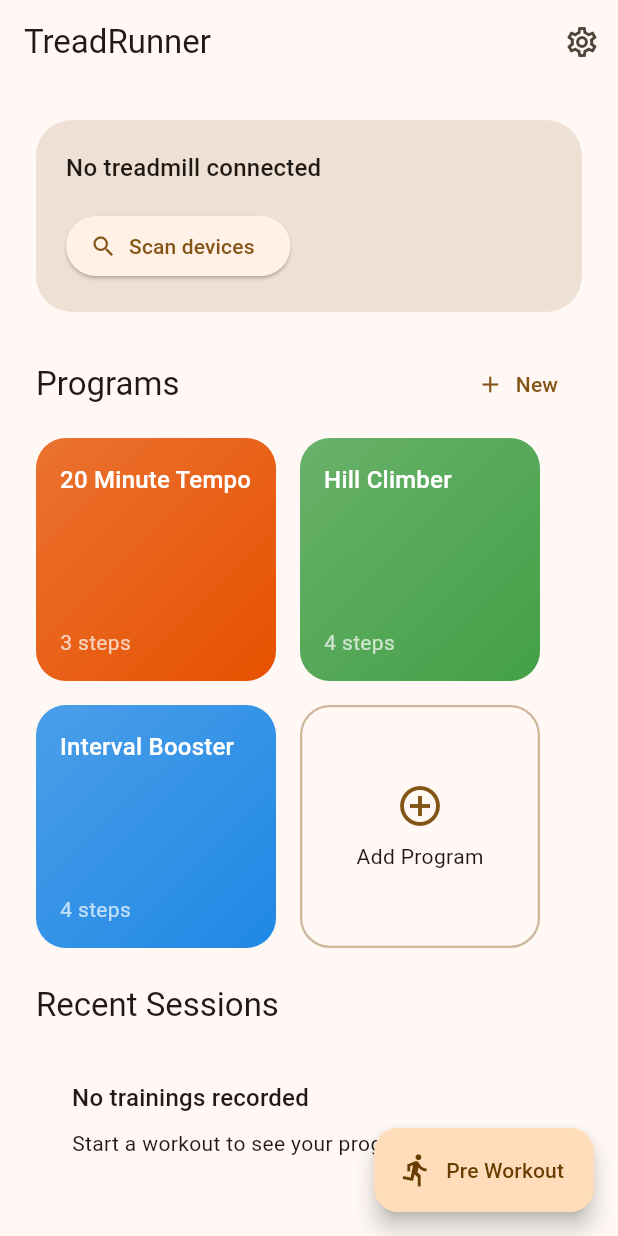
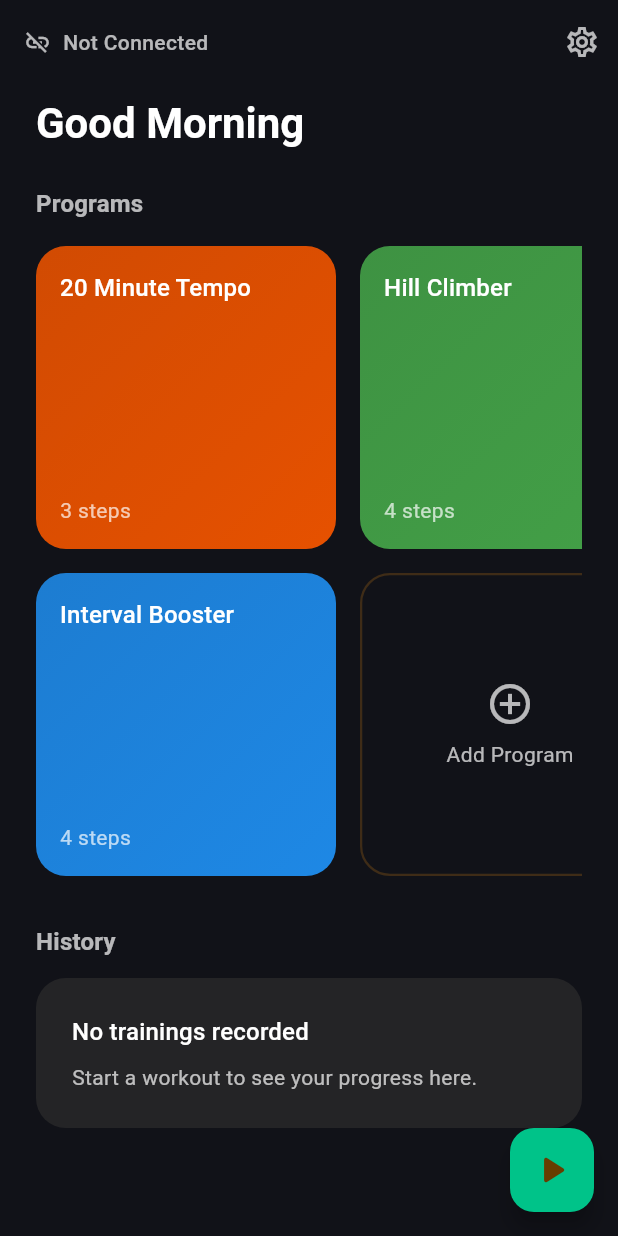
Before and after one commit to Jarkyman/tread_runner, a Flutter app: the screen it shows after launch, on a phone screen of 412 x 824 dp. Run offline on Flutter 3.47's test engine with Material 3 defaults, Android fonts, the phone set to English and light mode, and no system bars; our stand-ins replace equatable, firebase_analytics, firebase_core, flutter_bloc, isar, shared_preferences; missing offline and left inert: flutter_reactive_ble; accounts and stored records are empty; generated files the repository leaves out were written again.

Commit message:
style: added figma style

```diff
--- a/lib/features/dashboard/presentation/dashboard_screen.dart
+++ b/lib/features/dashboard/presentation/dashboard_screen.dart
@@ -32,37 +32,64 @@ class _DashboardScreenState extends State<DashboardScreen> {
 
   @override
   Widget build(BuildContext context) {
+    final theme = Theme.of(context);
     return Scaffold(
+      backgroundColor: const Color(0xFF111218),
       appBar: AppBar(
-        title: const Text('TreadRunner'),
+        backgroundColor: Colors.transparent,
+        elevation: 0,
+        leadingWidth: 180,
+        leading: const Padding(
+          padding: EdgeInsets.only(left: 16),
+          child: _ConnectionBadge(
+            style: _ConnectionBadgeStyle.compact,
+          ),
+        ),
+        titleSpacing: 0,
+        title: const SizedBox.shrink(),
         actions: [
           IconButton(
             icon: const Icon(Icons.settings_outlined),
+            color: Colors.white70,
             onPressed: () {
               Navigator.of(context).pushNamed(SettingsScreen.routeName);
             },
           ),
         ],
       ),
-      floatingActionButton: FloatingActionButton.extended(
+      floatingActionButton: FloatingActionButton(
+        backgroundColor: const Color(0xFF00C389),
         onPressed: () {
           Navigator.of(context).pushNamed(PreWorkoutScreen.routeName);
         },
-        label: const Text('Pre Workout'),
-        icon: const Icon(Icons.directions_run),
+        child: const Icon(Icons.play_arrow_rounded, size: 32),
       ),
       body: LayoutBuilder(
         builder: (context, constraints) {
           final isWide = constraints.maxWidth > 720;
           return SingleChildScrollView(
-            padding: const EdgeInsets.all(24),
+            padding: const EdgeInsets.symmetric(horizontal: 24, vertical: 8),
             child: Column(
               crossAxisAlignment: CrossAxisAlignment.start,
               children: [
-                _ConnectionStatusCard(isWide: isWide),
+                Text(
+                  'Good Morning',
+                  style: theme.textTheme.headlineMedium?.copyWith(
+                    color: Colors.white,
+                    fontWeight: FontWeight.w600,
+                  ),
+                ),
                 const SizedBox(height: 24),
+                Text(
+                  'Programs',
+                  style: theme.textTheme.titleMedium?.copyWith(
+                    color: Colors.white70,
+                    fontWeight: FontWeight.w600,
+                  ),
+                ),
+                const SizedBox(height: 16),
                 _ProgramsSection(isWide: isWide),
-                const SizedBox(height: 24),
+                const SizedBox(height: 32),
                 const _HistorySection(),
               ],
             ),
@@ -73,127 +100,61 @@ class _DashboardScreenState extends State<DashboardScreen> {
   }
 }
 
-class _ConnectionStatusCard extends StatelessWidget {
-  const _ConnectionStatusCard({required this.isWide});
+enum _ConnectionBadgeStyle { compact, expanded }
 
-  final bool isWide;
+class _ConnectionBadge extends StatelessWidget {
+  const _ConnectionBadge({this.style = _ConnectionBadgeStyle.expanded});
+
+  final _ConnectionBadgeStyle style;
 
   @override
   Widget build(BuildContext context) {
     return BlocBuilder<connection.ConnectionCubit, connection.ConnectionState>(
       builder: (context, state) {
         final statusText = _statusText(state.status);
-        return Container(
-          width: double.infinity,
-          padding: const EdgeInsets.all(20),
-          decoration: BoxDecoration(
-            color: Theme.of(context).colorScheme.surfaceContainerHighest,
-            borderRadius: BorderRadius.circular(24),
+        final icon = state.status == TreadmillConnectionState.connected
+            ? Icons.link
+            : Icons.link_off;
+        final textStyle = style == _ConnectionBadgeStyle.compact
+            ? const TextStyle(
+                color: Colors.white70,
+                fontWeight: FontWeight.w500,
+              )
+            : Theme.of(context).textTheme.titleMedium?.copyWith(
+                  color: Colors.white,
+                );
+        return Row(
+          mainAxisSize:
+              style == _ConnectionBadgeStyle.compact ? MainAxisSize.min : MainAxisSize.max,
+          children: [
+            Icon(
+              icon,
+              color: style == _ConnectionBadgeStyle.compact
+                  ? Colors.white70
+                  : Colors.white,
+              size: style == _ConnectionBadgeStyle.compact ? 18 : 24,
             ),
-          child: isWide
-              ? Row(
-                  children: [
-                    Expanded(
-                      child: _ConnectionInfo(
-                        statusText: statusText,
-                        deviceId: state.connectedDeviceId,
-                        isScanning: state.isScanning,
-                      ),
-                    ),
-                    const SizedBox(width: 16),
-                    _ConnectionActions(state: state),
+            const SizedBox(width: 8),
+            Text(statusText, style: textStyle),
           ],
-                )
-              : Column(
-                  crossAxisAlignment: CrossAxisAlignment.start,
-                  children: [
-                    _ConnectionInfo(
-                      statusText: statusText,
-                      deviceId: state.connectedDeviceId,
-                      isScanning: state.isScanning,
-                    ),
-                    const SizedBox(height: 16),
-                    _ConnectionActions(state: state),
-                  ],
-                ),
         );
       },
     );
   }
 
-  String _statusText(TreadmillConnectionState status) {
+  static String _statusText(TreadmillConnectionState status) {
     switch (status) {
-      case TreadmillConnectionState.scanning:
-        return 'Searching for treadmills...';
-      case TreadmillConnectionState.connecting:
-        return 'Connecting to treadmill...';
       case TreadmillConnectionState.connected:
         return 'Connected';
+      case TreadmillConnectionState.connecting:
+        return 'Connecting...';
+      case TreadmillConnectionState.scanning:
+        return 'Scanning...';
       case TreadmillConnectionState.error:
         return 'Connection error';
       case TreadmillConnectionState.disconnected:
-        return 'No treadmill connected';
+        return 'Not Connected';
     }
-  }
-}
-
-class _ConnectionInfo extends StatelessWidget {
-  const _ConnectionInfo({
-    required this.statusText,
-    required this.deviceId,
-    required this.isScanning,
-  });
-
-  final String statusText;
-  final String? deviceId;
-  final bool isScanning;
-
-  @override
-  Widget build(BuildContext context) {
-    return Column(
-      crossAxisAlignment: CrossAxisAlignment.start,
-      children: [
-        Text(
-          statusText,
-          style: Theme.of(context).textTheme.titleMedium,
-        ),
-        if (deviceId != null && !isScanning) ...[
-          const SizedBox(height: 4),
-          Text(
-            'Device: $deviceId',
-            style: Theme.of(context).textTheme.bodySmall,
-          ),
-        ],
-      ],
-    );
-  }
-}
-
-class _ConnectionActions extends StatelessWidget {
-  const _ConnectionActions({required this.state});
-
-  final connection.ConnectionState state;
-
-  @override
-  Widget build(BuildContext context) {
-    final cubit = context.read<connection.ConnectionCubit>();
-    return Wrap(
-      spacing: 12,
-      runSpacing: 8,
-      children: [
-        ElevatedButton.icon(
-          onPressed: state.isScanning ? null : cubit.startScan,
-          icon: const Icon(Icons.search),
-          label: Text(state.isScanning ? 'Scanning...' : 'Scan devices'),
-        ),
-        if (state.status == TreadmillConnectionState.connected)
-          OutlinedButton.icon(
-            onPressed: cubit.disconnect,
-            icon: const Icon(Icons.link_off),
-            label: const Text('Disconnect'),
-          ),
-      ],
-    );
   }
 }
 
@@ -210,23 +171,6 @@ class _ProgramsSection extends StatelessWidget {
         return Column(
           crossAxisAlignment: CrossAxisAlignment.start,
           children: [
-            Row(
-              mainAxisAlignment: MainAxisAlignment.spaceBetween,
-              children: [
-                Text(
-                  'Programs',
-                  style: Theme.of(context).textTheme.titleLarge,
-                ),
-                TextButton.icon(
-                  onPressed: () {
-                    // TODO: Navigate to create program flow.
-                  },
-                  icon: const Icon(Icons.add),
-                  label: const Text('New'),
-                ),
-              ],
-            ),
-            const SizedBox(height: 12),
             if (state.status == ProgramsStatus.loading)
               const Center(child: CircularProgressIndicator())
             else if (programs.isEmpty)
@@ -260,15 +204,16 @@ class _ProgramsGrid extends StatelessWidget {
     ];
     final gridDelegate = SliverGridDelegateWithFixedCrossAxisCount(
       crossAxisCount: 2,
-      mainAxisExtent: 160,
+      mainAxisExtent: isWide ? 220 : 200,
       crossAxisSpacing: 16,
       mainAxisSpacing: 16,
     );
 
     return SizedBox(
-      height: isWide ? 320 : 340,
+      height: isWide ? 360 : 420,
       child: GridView.builder(
         scrollDirection: Axis.horizontal,
+        physics: const BouncingScrollPhysics(),
         gridDelegate: gridDelegate,
         itemCount: cards.length,
         itemBuilder: (context, index) => cards[index],
@@ -289,7 +234,7 @@ class _ProgramCard extends StatelessWidget {
       decoration: BoxDecoration(
         borderRadius: BorderRadius.circular(20),
         gradient: LinearGradient(
-          colors: [color.withAlpha((0.8 * 255).round()), color],
+          colors: [color.withAlpha((0.9 * 255).round()), color],
           begin: Alignment.topLeft,
           end: Alignment.bottomRight,
         ),
@@ -324,7 +269,11 @@ class _AddProgramCard extends StatelessWidget {
 
   @override
   Widget build(BuildContext context) {
-    return _DottedBorderCard(
+    return GestureDetector(
+      onTap: () {
+        // TODO: Navigate to create program screen.
+      },
+      child: _DottedBorderCard(
         child: Center(
           child: Column(
             mainAxisAlignment: MainAxisAlignment.center,
@@ -332,14 +281,18 @@ class _AddProgramCard extends StatelessWidget {
               Icon(
                 Icons.add_circle_outline,
                 size: 32,
-              color: Theme.of(context).colorScheme.primary,
+                color: Colors.white.withAlpha((0.7 * 255).round()),
               ),
               const SizedBox(height: 8),
               Text(
                 'Add Program',
-              style: Theme.of(context).textTheme.bodyMedium,
+                style: Theme.of(context)
+                    .textTheme
+                    .bodyMedium
+                    ?.copyWith(color: Colors.white70),
               ),
             ],
+          ),
         ),
       ),
     );
@@ -411,8 +364,11 @@ class _HistorySection extends StatelessWidget {
           crossAxisAlignment: CrossAxisAlignment.start,
           children: [
             Text(
-              'Recent Sessions',
-              style: Theme.of(context).textTheme.titleLarge,
+              'History',
+              style: Theme.of(context).textTheme.titleMedium?.copyWith(
+                    color: Colors.white70,
+                    fontWeight: FontWeight.w600,
+                  ),
             ),
             const SizedBox(height: 12),
             if (state.status == DashboardStatus.loading)
@@ -436,28 +392,69 @@ class _HistoryList extends StatelessWidget {
   @override
   Widget build(BuildContext context) {
     return Column(
-      children: sessions
-          .map(
-            (session) => Card(
+      children: sessions.map((session) {
+        final duration = _formatDuration(
+          (session.endedAt ?? DateTime.now()).difference(session.startedAt),
+        );
+        return Container(
           margin: const EdgeInsets.symmetric(vertical: 8),
-              shape: RoundedRectangleBorder(
-                borderRadius: BorderRadius.circular(16),
+          padding: const EdgeInsets.all(16),
+          decoration: BoxDecoration(
+            color: const Color(0xFF1B1C24),
+            borderRadius: BorderRadius.circular(20),
           ),
-              child: ListTile(
-                title: Text('Program #${session.planId ?? '-'}'),
-                subtitle: Text(
-                  '${session.startedAt.toLocal()}',
+          child: Row(
+            children: [
+              Container(
+                width: 44,
+                height: 44,
+                decoration: BoxDecoration(
+                  shape: BoxShape.circle,
+                  color: Colors.white.withAlpha((0.08 * 255).round()),
                 ),
-                trailing: Text(
-                  _formatDuration(
-                    (session.endedAt ?? DateTime.now())
-                        .difference(session.startedAt),
+                child: const Icon(Icons.local_fire_department, color: Colors.white70),
+              ),
+              const SizedBox(width: 16),
+              Expanded(
+                child: Column(
+                  crossAxisAlignment: CrossAxisAlignment.start,
+                  children: [
+                    Text(
+                      'Program #${session.planId ?? '-'}',
+                      style: const TextStyle(
+                        color: Colors.white,
+                        fontWeight: FontWeight.w600,
                       ),
                     ),
+                    const SizedBox(height: 4),
+                    Text(
+                      _formatDate(session.startedAt),
+                      style: const TextStyle(color: Colors.white54),
+                    ),
+                  ],
                 ),
               ),
-          )
-          .toList(),
+              Column(
+                crossAxisAlignment: CrossAxisAlignment.end,
+                children: [
+                  Text(
+                    duration,
+                    style: const TextStyle(
+                      color: Colors.white,
+                      fontWeight: FontWeight.w600,
+                    ),
+                  ),
+                  const SizedBox(height: 4),
+                  Text(
+                    _formatDistance(session),
+                    style: const TextStyle(color: Colors.white54),
+                  ),
+                ],
+              ),
+            ],
+          ),
+        );
+      }).toList(),
     );
   }
 
@@ -465,6 +462,27 @@ class _HistoryList extends StatelessWidget {
     final minutes = duration.inMinutes;
     final seconds = duration.inSeconds % 60;
     return '${minutes.toString().padLeft(2, '0')}:${seconds.toString().padLeft(2, '0')}';
+  }
+
+  String _formatDate(DateTime date) {
+    final now = DateTime.now();
+    final difference = now.difference(date).inDays;
+    if (difference == 0) {
+      final hour = date.hour % 12 == 0 ? 12 : date.hour % 12;
+      final period = date.hour >= 12 ? 'PM' : 'AM';
+      final minutes = date.minute.toString().padLeft(2, '0');
+      return 'Today, $hour:$minutes $period';
+    } else if (difference == 1) {
+      return 'Yesterday';
+    }
+    return '${date.year}-${date.month.toString().padLeft(2, '0')}-${date.day.toString().padLeft(2, '0')}';
+  }
+
+  String _formatDistance(WorkoutSession session) {
+    final distanceMeters =
+        session.metrics.isNotEmpty ? session.metrics.last.distanceMeters ?? 0 : 0;
+    final miles = (distanceMeters / 1609.34);
+    return '${miles.toStringAsFixed(1)} mi';
   }
 }
 
@@ -478,19 +496,23 @@ class _EmptyHistoryCard extends StatelessWidget {
       padding: const EdgeInsets.all(24),
       decoration: BoxDecoration(
         borderRadius: BorderRadius.circular(20),
-        color: Theme.of(context).colorScheme.surface,
+        color: const Color(0xFF242426),
       ),
       child: Column(
         crossAxisAlignment: CrossAxisAlignment.start,
         children: [
           Text(
             'No trainings recorded',
-            style: Theme.of(context).textTheme.titleMedium,
+            style: Theme.of(context).textTheme.titleMedium?.copyWith(
+                  color: Colors.white,
+                ),
           ),
           const SizedBox(height: 8),
           Text(
             'Start a workout to see your progress here.',
-            style: Theme.of(context).textTheme.bodyMedium,
+            style: Theme.of(context).textTheme.bodyMedium?.copyWith(
+                  color: Colors.white70,
+                ),
           ),
         ],
       ),
```
Also changed, not shown: 1 other file. Lines whose indentation alone changed are shown as unchanged.
